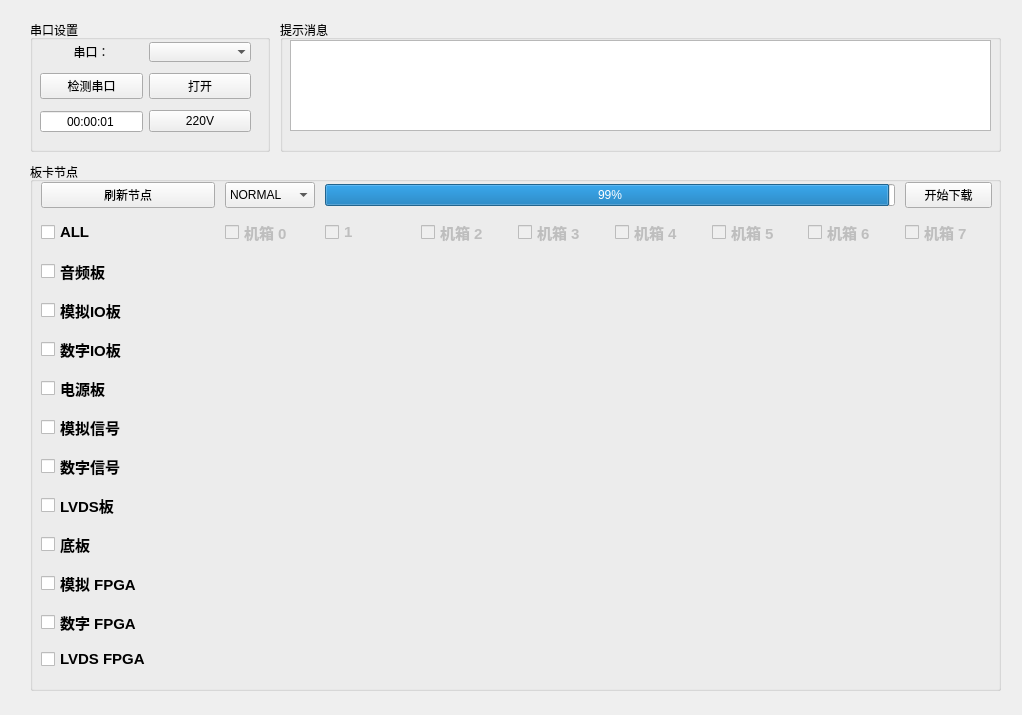
Above: ProgramUpdate.ui from chenzhipeng-hqu/python before the change. Below: the same form after it.
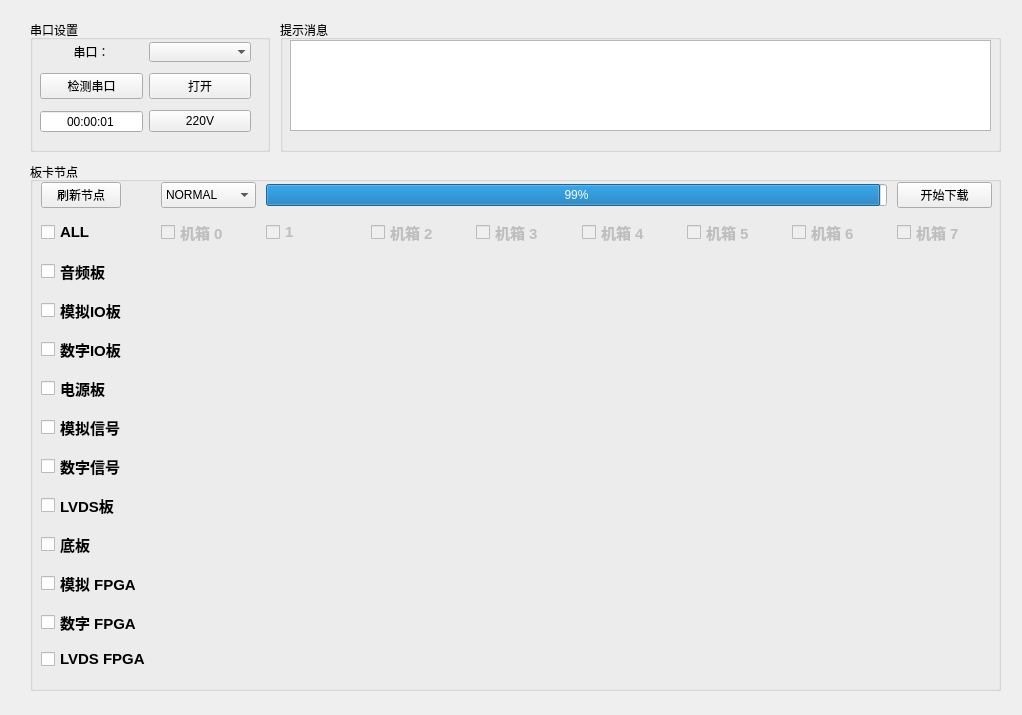
That is the form after the change.

Commit message:
[feature][mcu_upgrade_tool_ui][lvds] add lots of lvds  upgrade function
[what]添加了多台lvds一起升级的功能
[why]null
[how]null

What changed in the file:
```diff
--- a/ProgramUpdate.ui
+++ b/ProgramUpdate.ui
@@ -14,9 +14,9 @@
    </rect>
   </property>
   <property name="sizePolicy">
-   <sizepolicy hsizetype="Preferred" vsizetype="Preferred">
-    <horstretch>100</horstretch>
-    <verstretch>100</verstretch>
+   <sizepolicy hsizetype="Expanding" vsizetype="Expanding">
+    <horstretch>5</horstretch>
+    <verstretch>5</verstretch>
    </sizepolicy>
   </property>
   <property name="baseSize">
@@ -346,7 +346,7 @@
          <height>501</height>
         </rect>
        </property>
-       <layout class="QGridLayout" name="gridLayout_3" rowstretch="1,1,1,1,1,1,1,1,1,1,1,1,1" columnstretch="2,1,1,1,1,1,1,1,1">
+       <layout class="QGridLayout" name="gridLayout_3" rowstretch="2,1,1,1,1,1,1,1,1,1,1,1,1" columnstretch="2,1,1,1,1,1,1,1,1" rowminimumheight="2,1,1,1,1,1,1,1,1,1,1,1,1" columnminimumwidth="2,1,1,1,1,1,1,1,1">
         <property name="sizeConstraint">
          <enum>QLayout::SetDefaultConstraint</enum>
         </property>
@@ -905,6 +905,12 @@
         </item>
         <item row="0" column="0">
          <widget class="QPushButton" name="BoardRefresh_button">
+          <property name="sizePolicy">
+           <sizepolicy hsizetype="Maximum" vsizetype="Maximum">
+            <horstretch>0</horstretch>
+            <verstretch>0</verstretch>
+           </sizepolicy>
+          </property>
           <property name="text">
            <string>刷新节点</string>
           </property>
@@ -1060,11 +1066,16 @@
         <item row="0" column="1">
          <widget class="QComboBox" name="Lvds_comboBox">
           <property name="sizePolicy">
-           <sizepolicy hsizetype="Preferred" vsizetype="Preferred">
-            <horstretch>3</horstretch>
-            <verstretch>3</verstretch>
+           <sizepolicy hsizetype="Ignored" vsizetype="Minimum">
+            <horstretch>0</horstretch>
+            <verstretch>0</verstretch>
            </sizepolicy>
           </property>
+          <property name="font">
+           <font>
+            <stylestrategy>PreferDefault</stylestrategy>
+           </font>
+          </property>
           <item>
            <property name="text">
             <string>NORMAL</string>
```
The commit also changes 2 other files.
